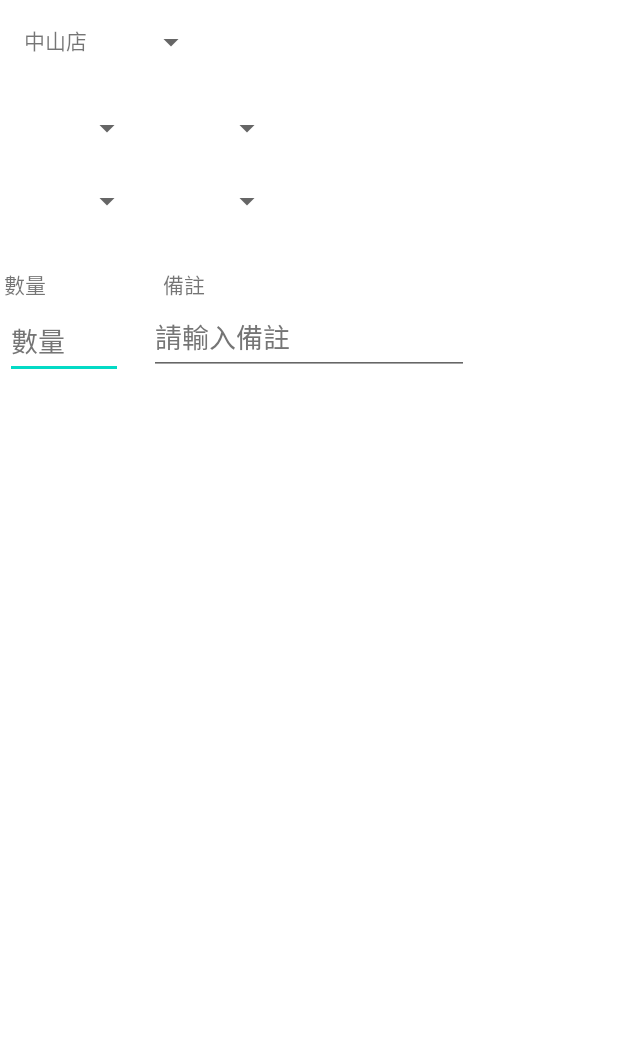
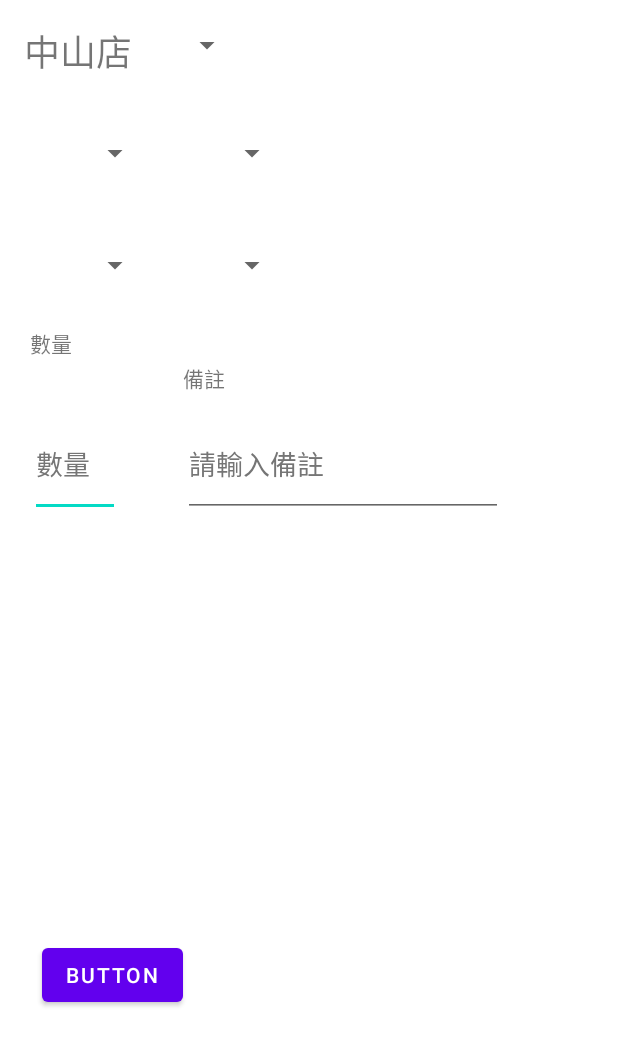
Before and after one commit to gotomon365/seProj, an Android app: the layout activity_main.xml on its own in the app's theme, with its tools: preview values and no code run, on a phone screen of 412 x 824 dp. Shown: the top 1046 px of the screen. Run offline under Robolectric (Android 15) with nearby library versions, the phone set to English and light mode, and no system bars.

```diff
--- a/app/build.gradle
+++ b/app/build.gradle
@@ -1,6 +1,7 @@
 plugins {
     id 'com.android.application'
     id 'org.jetbrains.kotlin.android'
+    id 'com.google.gms.google-services'
 }
 
 android {
@@ -38,6 +39,7 @@ dependencies {
     implementation 'androidx.appcompat:appcompat:1.5.1'
     implementation 'com.google.android.material:material:1.6.1'
     implementation 'androidx.constraintlayout:constraintlayout:2.1.4'
+    implementation 'com.google.firebase:firebase-firestore:24.0.2'
     testImplementation 'junit:junit:4.13.2'
     androidTestImplementation 'androidx.test.ext:junit:1.1.3'
     androidTestImplementation 'androidx.test.espresso:espresso-core:3.4.0'
--- a/app/src/main/java/com/example/seProjOrder/MainActivity.kt
+++ b/app/src/main/java/com/example/seProjOrder/MainActivity.kt
@@ -2,10 +2,44 @@ package com.example.seProjOrder
 
 import androidx.appcompat.app.AppCompatActivity
 import android.os.Bundle
+import android.widget.ListView
+import android.widget.Spinner
+import com.google.firebase.firestore.FirebaseFirestore
+import java.util.Objects
 
 class MainActivity : AppCompatActivity() {
+    // create some var
+    lateinit var spnTableNumber: Spinner
+    lateinit var spnDishType: Spinner
+    lateinit var spnTaste: Spinner
+    lateinit var spnChoice: Spinner
+    lateinit var spnTemp: Spinner
+
+    lateinit var dishTypeStr: String
+    lateinit var tasteStr: String
+    lateinit var choiceStr: String
+    lateinit var tempStr: String
+
+    lateinit var dishTypeLst: ArrayList<String>
+    lateinit var tasteTypeLst: ArrayList<String>
+    lateinit var choiceTypeLst: ArrayList<String>
+    lateinit var tempTypeLst: ArrayList<String>
+
+    lateinit var orderLst: ArrayList<String>
+    lateinit var lvOrder: ListView
+
+    val db: FirebaseFirestore = FirebaseFirestore.getInstance()
+
     override fun onCreate(savedInstanceState: Bundle?) {
         super.onCreate(savedInstanceState)
         setContentView(R.layout.activity_main)
+
+        var user: HashMap<Int, String> = HashMap()
+        user.put(1, "Hello")
+        user.put(2, "World")
+        user.put(3, "Kotlin")
+
+
     }
+
 }
--- a/app/src/main/res/layout/activity_main.xml
+++ b/app/src/main/res/layout/activity_main.xml
@@ -8,131 +8,152 @@
     tools:context=".MainActivity">
 
     <TextView
-        android:id="@+id/TVstoreName"
+        android:id="@+id/tvStoreName"
         android:layout_width="wrap_content"
         android:layout_height="wrap_content"
         android:layout_marginStart="16dp"
         android:layout_marginTop="16dp"
-        android:layout_marginEnd="11dp"
+        android:layout_marginEnd="23dp"
         android:text="@string/中山店"
-        app:layout_constraintEnd_toStartOf="@+id/SPtableNumber"
+        android:textSize="24sp"
+        app:layout_constraintEnd_toStartOf="@+id/spnTableNumber"
         app:layout_constraintStart_toStartOf="parent"
         app:layout_constraintTop_toTopOf="parent" />
 
     <Spinner
-        android:id="@+id/SPtableNumber"
-        android:layout_width="0dp"
-        android:layout_height="0dp"
-        android:layout_marginTop="3dp"
-        android:layout_marginEnd="274dp"
-        android:layout_marginBottom="9dp"
+        android:id="@+id/spnTableNumber"
+        android:layout_width="50dp"
+        android:layout_height="50dp"
+        android:layout_marginTop="16dp"
+        android:layout_marginEnd="250dp"
+        android:layout_marginBottom="8dp"
         android:contentDescription="@string/桌號"
-        app:layout_constraintBottom_toTopOf="@+id/SPdishType"
+        app:layout_constraintBottom_toBottomOf="@+id/tvStoreName"
         app:layout_constraintEnd_toEndOf="parent"
-        app:layout_constraintStart_toEndOf="@+id/TVstoreName"
+        app:layout_constraintStart_toEndOf="@+id/tvStoreName"
         app:layout_constraintTop_toTopOf="parent" />
 
     <Spinner
-        android:id="@+id/SPdishType"
+        android:id="@+id/spnDishType"
         android:layout_width="0dp"
         android:layout_height="0dp"
+        android:layout_marginStart="20dp"
+        android:layout_marginEnd="11dp"
         android:contentDescription="@string/餐點種類"
-        app:layout_constraintBottom_toTopOf="@+id/SPchoice"
-        app:layout_constraintEnd_toEndOf="@+id/SPchoice"
-        app:layout_constraintStart_toStartOf="@+id/SPchoice"
-        app:layout_constraintTop_toTopOf="@+id/SPtaste" />
+        app:layout_constraintBottom_toBottomOf="@+id/spnTaste"
+        app:layout_constraintEnd_toStartOf="@+id/spnTaste"
+        app:layout_constraintStart_toStartOf="parent"
+        app:layout_constraintTop_toTopOf="@+id/spnTaste" />
 
     <Spinner
-        android:id="@+id/SPtaste"
+        android:id="@+id/spnTaste"
+        android:layout_width="0dp"
+        android:layout_height="50dp"
+        android:layout_marginTop="66dp"
+        android:layout_marginEnd="220dp"
+        android:layout_marginBottom="63dp"
+        android:contentDescription="@string/口味"
+        app:layout_constraintBottom_toBottomOf="@+id/spnTemp"
+        app:layout_constraintEnd_toEndOf="parent"
+        app:layout_constraintStart_toEndOf="@+id/spnDishType"
+        app:layout_constraintTop_toTopOf="parent" />
+
+    <Spinner
+        android:id="@+id/spnChoice"
         android:layout_width="0dp"
         android:layout_height="0dp"
-        android:layout_marginTop="46dp"
-        android:layout_marginBottom="50dp"
-        android:contentDescription="@string/口味"
-        app:layout_constraintBottom_toBottomOf="@+id/SPtemp"
-        app:layout_constraintEnd_toEndOf="@+id/SPtemp"
-        app:layout_constraintStart_toStartOf="@+id/SPtemp"
-        app:layout_constraintTop_toTopOf="@+id/TVstoreName" />
+        android:layout_marginStart="20dp"
+        android:layout_marginEnd="11dp"
+        android:contentDescription="@string/可選"
+        app:layout_constraintBottom_toBottomOf="@+id/spnTemp"
+        app:layout_constraintEnd_toStartOf="@+id/spnTemp"
+        app:layout_constraintStart_toStartOf="parent"
+        app:layout_constraintTop_toTopOf="@+id/spnTemp" />
 
     <Spinner
-        android:id="@+id/SPchoice"
+        android:id="@+id/spnTemp"
         android:layout_width="0dp"
-        android:layout_height="0dp"
-        android:layout_marginStart="13dp"
-        android:layout_marginEnd="13dp"
-        android:contentDescription="@string/可選"
-        app:layout_constraintBottom_toBottomOf="@+id/SPtemp"
-        app:layout_constraintEnd_toStartOf="@+id/SPtaste"
-        app:layout_constraintStart_toStartOf="@+id/inputCnt"
-        app:layout_constraintTop_toBottomOf="@+id/SPtaste" />
-
-    <Spinner
-        android:id="@+id/SPtemp"
-        android:layout_width="80dp"
         android:layout_height="50dp"
-        android:layout_marginBottom="19dp"
+        android:layout_marginTop="129dp"
+        android:layout_marginEnd="220dp"
+        android:layout_marginBottom="131dp"
         android:contentDescription="@string/冷熱"
-        app:layout_constraintBottom_toTopOf="@+id/TVcomment"
-        app:layout_constraintStart_toStartOf="@+id/TVcomment" />
+        app:layout_constraintBottom_toTopOf="@+id/lvDish"
+        app:layout_constraintEnd_toEndOf="parent"
+        app:layout_constraintStart_toEndOf="@+id/spnChoice"
+        app:layout_constraintTop_toTopOf="parent" />
 
     <TextView
-        android:id="@+id/TVcnt"
+        android:id="@+id/tvCnt"
         android:layout_width="wrap_content"
         android:layout_height="wrap_content"
-        android:layout_marginTop="19dp"
+        android:layout_marginTop="218dp"
         android:text="@string/數量"
-        app:layout_constraintEnd_toStartOf="@+id/SPchoice"
-        app:layout_constraintStart_toStartOf="@+id/SPchoice"
-        app:layout_constraintTop_toBottomOf="@+id/SPchoice" />
+        app:layout_constraintStart_toStartOf="@+id/edtTxtCnt"
+        app:layout_constraintTop_toTopOf="parent" />
 
     <EditText
-        android:id="@+id/inputCnt"
-        android:layout_width="0dp"
-        android:layout_height="50dp"
-        android:layout_marginStart="3dp"
-        android:layout_marginTop="5dp"
-        android:layout_marginEnd="17dp"
+        android:id="@+id/edtTxtCnt"
+        android:layout_width="60dp"
+        android:layout_height="0dp"
+        android:layout_marginStart="20dp"
+        android:layout_marginEnd="20dp"
         android:autofillHints=""
         android:ems="10"
         android:hint="@string/數量"
         android:inputType="number"
         android:textColorHint="#757575"
-        app:layout_constraintBottom_toBottomOf="@+id/inputComment"
-        app:layout_constraintEnd_toStartOf="@+id/inputComment"
+        app:layout_constraintBottom_toBottomOf="@+id/edtTxtComment"
+        app:layout_constraintEnd_toEndOf="@+id/spnChoice"
         app:layout_constraintStart_toStartOf="parent"
-        app:layout_constraintTop_toBottomOf="@+id/TVcnt" />
+        app:layout_constraintTop_toTopOf="@+id/edtTxtComment" />
 
     <TextView
-        android:id="@+id/TVcomment"
+        android:id="@+id/tvComment"
         android:layout_width="wrap_content"
         android:layout_height="wrap_content"
-        android:layout_marginStart="9dp"
+        android:layout_marginTop="39dp"
         android:text="@string/備註"
-        app:layout_constraintBottom_toTopOf="@+id/inputComment"
-        app:layout_constraintStart_toStartOf="@+id/inputComment" />
+        app:layout_constraintStart_toStartOf="@+id/edtTxtComment"
+        app:layout_constraintTop_toBottomOf="@+id/spnTemp" />
 
     <EditText
-        android:id="@+id/inputComment"
+        android:id="@+id/edtTxtComment"
         android:layout_width="wrap_content"
-        android:layout_height="50dp"
-        android:layout_marginTop="200dp"
+        android:layout_height="0dp"
+        android:layout_marginStart="42dp"
+        android:layout_marginTop="11dp"
+        android:layout_marginBottom="12dp"
+        android:autofillHints=""
         android:ems="10"
         android:hint="@string/請輸入備註"
         android:inputType="textPersonName"
         android:textColorHint="#757575"
-        app:layout_constraintEnd_toEndOf="parent"
-        app:layout_constraintStart_toStartOf="parent"
-        app:layout_constraintTop_toTopOf="parent"
-        android:autofillHints="" />
+        app:layout_constraintBottom_toTopOf="@+id/lvDish"
+        app:layout_constraintStart_toEndOf="@+id/edtTxtCnt"
+        app:layout_constraintTop_toBottomOf="@+id/tvComment" />
 
     <ListView
+        android:id="@+id/lvDish"
         android:layout_width="0dp"
-        android:layout_height="239dp"
-        android:layout_marginTop="191dp"
-        android:layout_marginBottom="189dp"
+        android:layout_height="178dp"
+        android:layout_marginStart="20dp"
+        android:layout_marginTop="92dp"
+        android:layout_marginEnd="28dp"
+        android:layout_marginBottom="93dp"
+        app:layout_constraintBottom_toBottomOf="@+id/btn_Order"
+        app:layout_constraintEnd_toEndOf="@+id/edtTxtComment"
+        app:layout_constraintStart_toStartOf="parent"
+        app:layout_constraintTop_toTopOf="@+id/tvCnt" />
+
+    <Button
+        android:id="@+id/btn_Order"
+        android:layout_width="wrap_content"
+        android:layout_height="wrap_content"
+        android:layout_marginStart="28dp"
+        android:layout_marginBottom="150dp"
+        android:text="Button"
         app:layout_constraintBottom_toBottomOf="parent"
-        app:layout_constraintEnd_toEndOf="@+id/SPtemp"
-        app:layout_constraintStart_toStartOf="@+id/SPchoice"
-        app:layout_constraintTop_toTopOf="@+id/SPchoice" />
+        app:layout_constraintStart_toStartOf="parent" />
 
 </androidx.constraintlayout.widget.ConstraintLayout>
--- a/build.gradle
+++ b/build.gradle
@@ -1,4 +1,8 @@
-// Top-level build file where you can add configuration options common to all sub-projects/modules.
+buildscript {
+    dependencies {
+        classpath 'com.google.gms:google-services:4.3.10'
+    }
+}// Top-level build file where you can add configuration options common to all sub-projects/modules.
 plugins {
     id 'com.android.application' version '7.3.0' apply false
     id 'com.android.library' version '7.3.0' apply false
```
Also changed, not shown: 1 other file.
